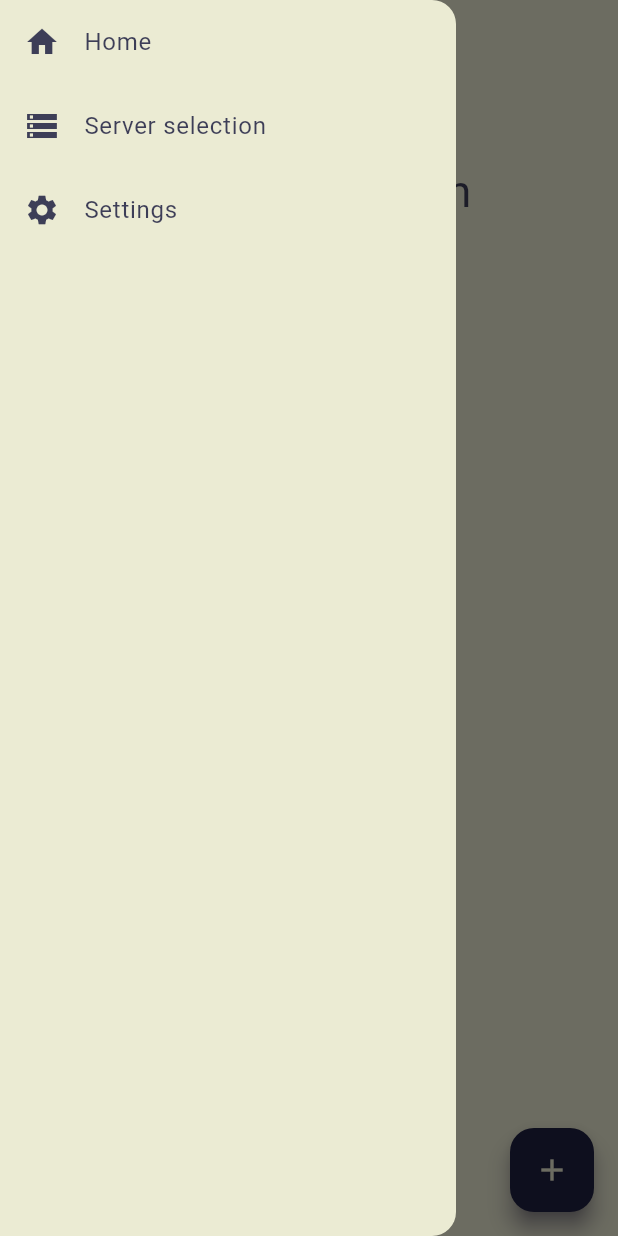
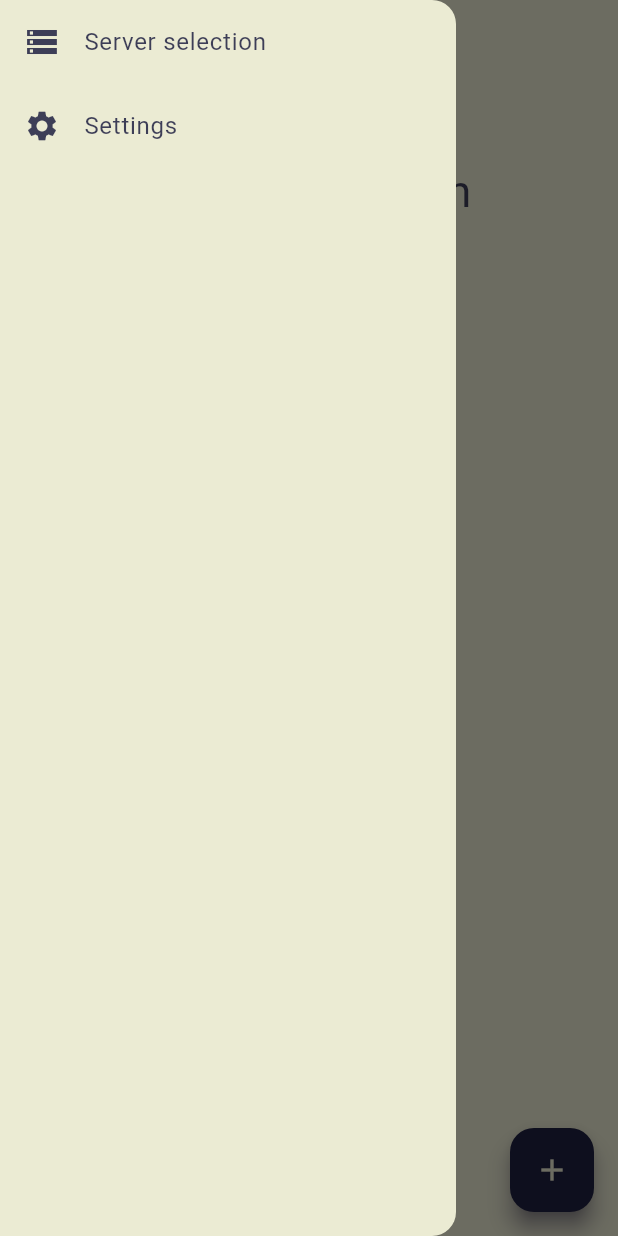
Before and after one commit to simonisinger/kuebiko-app, a Flutter app: the screen it shows after launch, with the side drawer open, on a phone screen of 412 x 824 dp. Run offline on Flutter 3.47's test engine with Material 3 defaults, Android fonts, the phone set to English and light mode, and no system bars; our stand-ins replace file_picker, flutter_secure_storage, google_fonts; missing offline and left inert: epubx_kuebiko, event, kuebiko_client, version.

Commit message:
Refactor home button logic into _generateHomeButton in main_drawer.dart

```diff
--- a/lib/widget/main_drawer.dart
+++ b/lib/widget/main_drawer.dart
@@ -22,6 +22,19 @@ class MainDrawer extends StatelessWidget {
     );
   }
 
+  Widget _generateHomeButton(AppLocalizations localizations, BuildContext context) {
+    return ClientService.service.selectedClient == null ? Container() : ListTile(
+      leading: Icon(Icons.home),
+      title: Text(localizations.home),
+      onTap: () {
+        Navigator.of(context).pushNamedAndRemoveUntil(
+          OverviewPage.route,
+              (_) => false,
+        );
+      },
+    );
+  }
+
   Future<Widget> _generateServerSettingsButton(AppLocalizations localizations, BuildContext context) async {
     return ClientService.service.selectedClient == null
         || !ClientService.service.clientHasFeature(ClientFeature.libraries)
@@ -41,16 +54,7 @@ class MainDrawer extends StatelessWidget {
       backgroundColor: Theme.of(context).scaffoldBackgroundColor,
       child: ListView(
         children: [
-          ListTile(
-            leading: Icon(Icons.home),
-            title: Text(localizations.home),
-            onTap: () {
-              Navigator.of(context).pushNamedAndRemoveUntil(
-                  OverviewPage.route,
-                  (_) => false,
-              );
-            },
-          ),
+          _generateHomeButton(localizations, context),
           _generateLibrariesButton(localizations, context),
           FutureBuilder(
               future: _generateServerSettingsButton(localizations, context),
```
